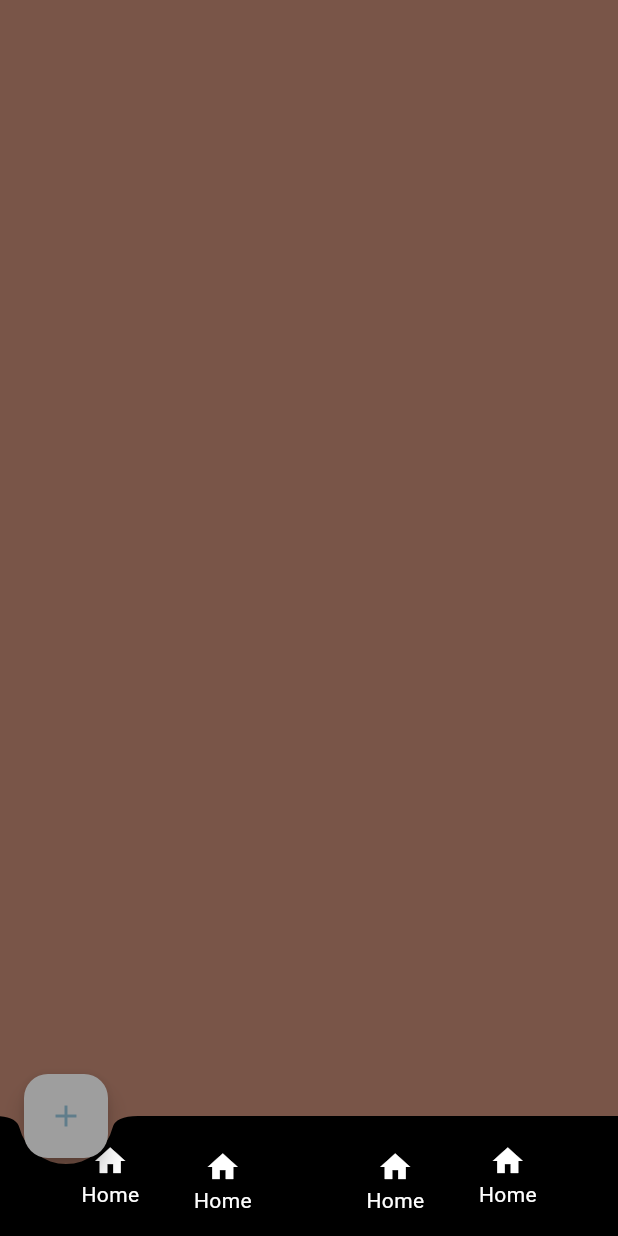
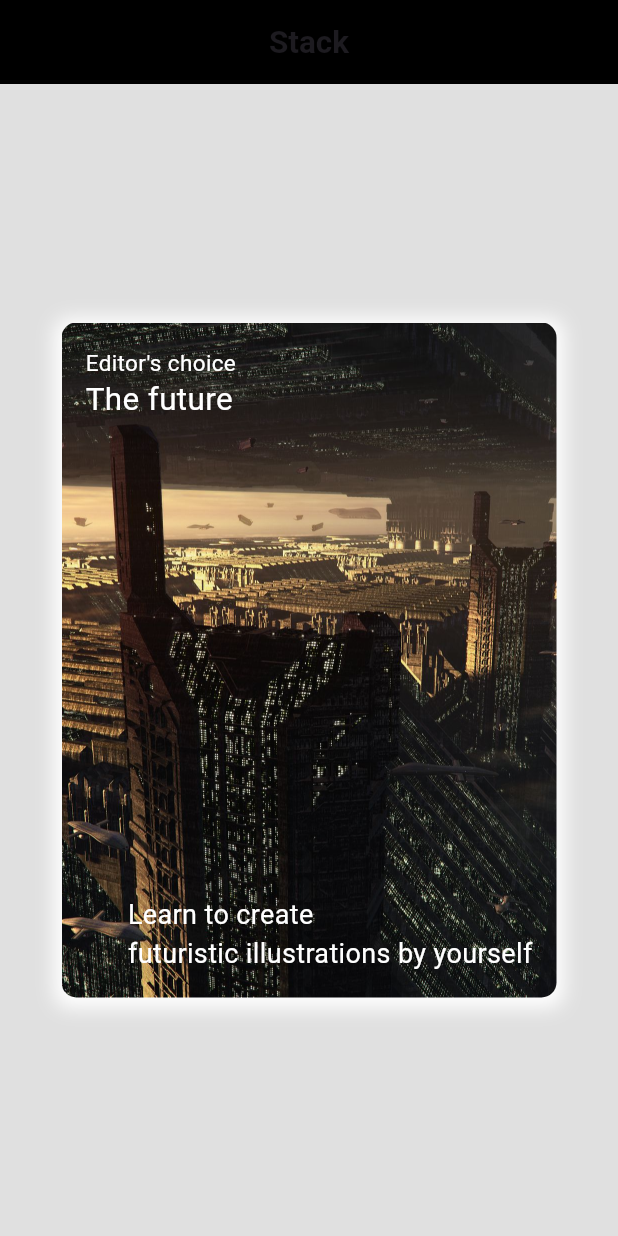
Before and after one commit to artemio-acn/Learning, a Flutter app: the screen it shows after launch, on a phone screen of 412 x 824 dp. Run offline on Flutter 3.47's test engine with Material 3 defaults, Android fonts, the phone set to English and light mode, and no system bars.

Commit message:
FLUTTER - Stacks

```diff
--- a/Flutter/lib/Screens/floating_button_screen.dart
+++ b/Flutter/lib/Screens/floating_button_screen.dart
@@ -7,7 +7,7 @@ class FloatingButtonScreen extends StatelessWidget {
   Widget build(BuildContext context) {
     return Scaffold(
       backgroundColor: Colors.brown,
-      floatingActionButtonLocation: FloatingActionButtonLocation.startDocked,
+      floatingActionButtonLocation: FloatingActionButtonLocation.centerDocked,
       floatingActionButton: FloatingActionButton(
         foregroundColor: Colors.blueGrey,
         backgroundColor: Colors.grey,
--- /dev/null
+++ b/Flutter/lib/Screens/stack_screen.dart
@@ -0,0 +1,68 @@
+import 'package:flutter/material.dart';
+
+class StackScreen extends StatelessWidget {
+  const StackScreen({Key? key}) : super(key: key);
+
+  @override
+  Widget build(BuildContext context) {
+    return Scaffold(
+      backgroundColor: Colors.black12,
+      appBar: AppBar(
+        title: Text('Stack', style: TextStyle(fontWeight: FontWeight.bold, fontSize: 21.0)),
+        centerTitle: true,
+        backgroundColor: Colors.black,
+      ),
+      body: Center(
+        child: Container(
+          padding: const EdgeInsets.all(16),
+          constraints: const BoxConstraints.expand(
+              width: 330,
+              height: 450),
+          decoration: const BoxDecoration(
+            boxShadow: [
+              BoxShadow(
+                color: Colors.white,
+                offset: Offset(0, 2),
+                spreadRadius: 5,
+                blurRadius: 10,
+              ),
+            ],
+            image: DecorationImage(
+                image: AssetImage('images/imgWallpaper.jpg'),
+                fit:  BoxFit.cover
+            ),
+            borderRadius: BorderRadius.all(Radius.circular(10.0)),
+          ),
+          child: Stack(
+            children: [
+              Text("Editor's choice",
+                style: TextStyle(
+                    color: Colors.white,
+                    fontSize: 15.0),
+              ),
+              Positioned(
+                top: 20.0,
+                  child: Text('The future',
+                    style: TextStyle(
+                      color: Colors.white,
+                      fontSize: 21.0),
+                  ),
+              ),
+              Positioned(
+                bottom: 0,
+                right: 0,
+                child: Text('Learn to create \nfuturistic illustrations by yourself',
+                  style: TextStyle(
+                      color: Colors.white,
+                      fontSize: 18.0),
+
+                ),
+              )
+            ],
+          ),
+        ),
+
+      ),
+    );
+  }
+}
--- a/Flutter/lib/main.dart
+++ b/Flutter/lib/main.dart
@@ -4,7 +4,8 @@ import 'package:flutter/material.dart';
 // import 'Screens/list_home.dart';
 // import 'Screens/home_with_builder.dart';
 // import 'Screens/navigation_drawer_screen.dart';
-import 'Screens/floating_button_screen.dart';
+// import 'Screens/floating_button_screen.dart';
+import 'Screens/stack_screen.dart';
 
 void main() => runApp(MyApp());
 
@@ -19,7 +20,7 @@ class MyApp extends StatelessWidget {
       title: 'Temporary title',
       themeMode: ThemeMode.dark,
       debugShowCheckedModeBanner: false,
-      home: FloatingButtonScreen(),
+      home: StackScreen(),
     );
   }
 }
```
